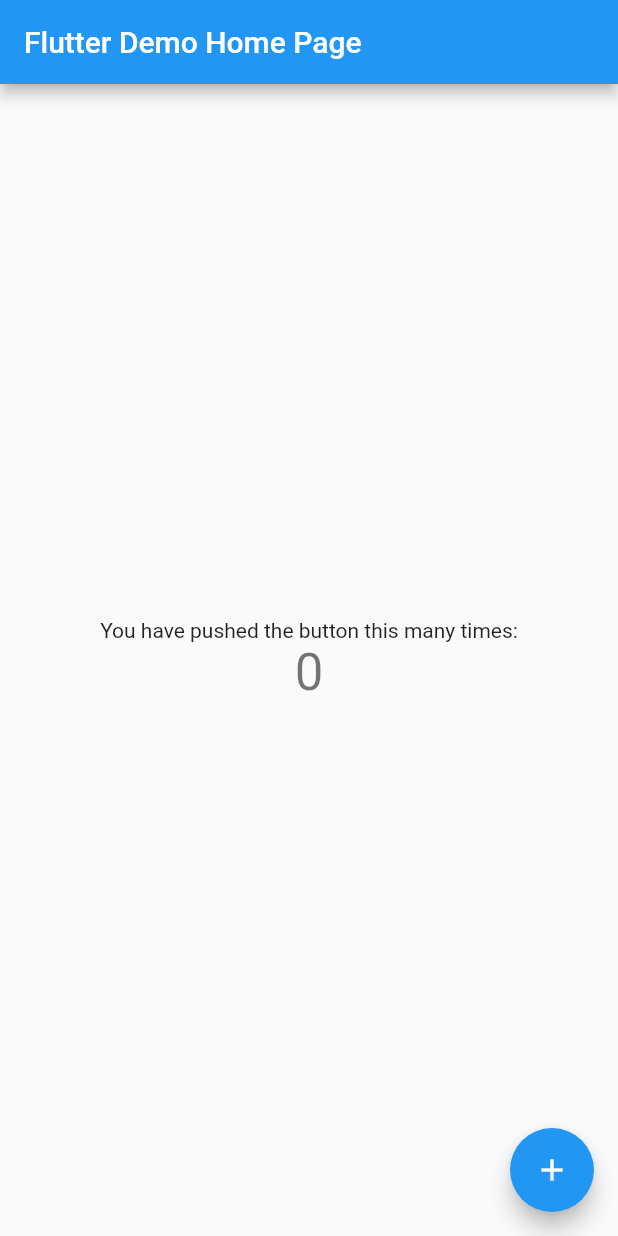
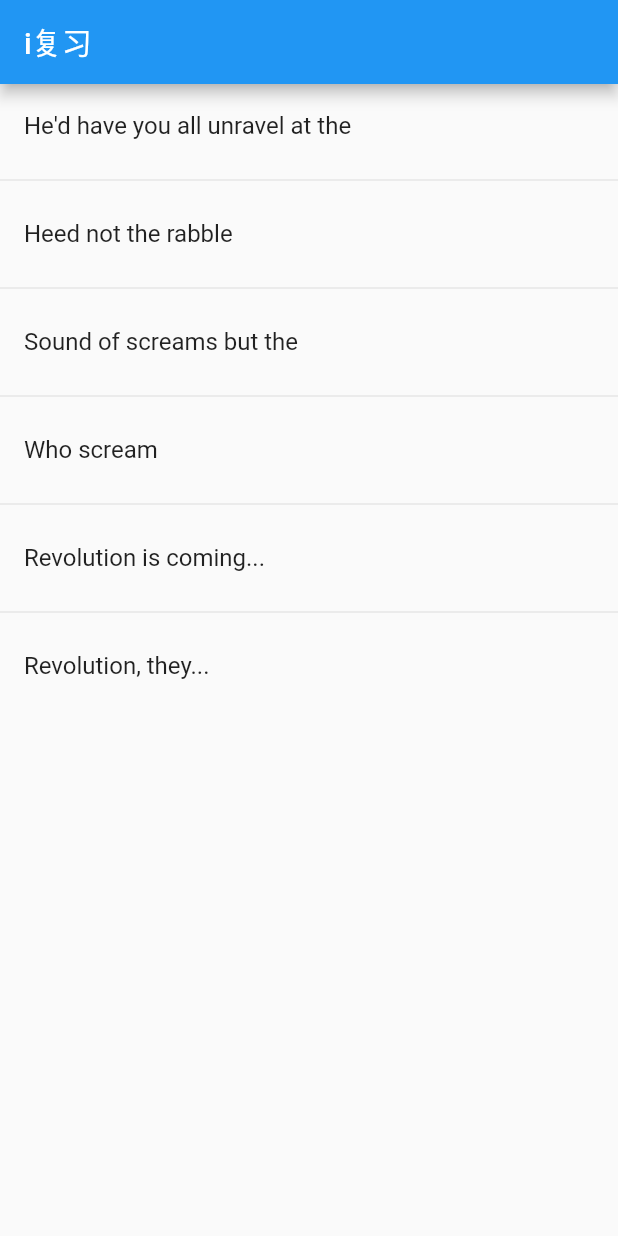
Before and after one commit to sunhang/ireview, a Flutter app: the screen it shows after launch, on a phone screen of 412 x 824 dp. Run offline on Flutter 3.47's test engine with Material 2 defaults, Android fonts, the phone set to English and light mode, and no system bars.

Commit message:
添加一些类

```diff
--- a/lib/main.dart
+++ b/lib/main.dart
@@ -1,4 +1,5 @@
 import 'package:flutter/material.dart';
+import 'DetailWidget.dart';
 
 void main() => runApp(MyApp());
 
@@ -7,7 +8,7 @@ class MyApp extends StatelessWidget {
   @override
   Widget build(BuildContext context) {
     return MaterialApp(
-      title: 'Flutter Demo',
+        title: 'i复习',
         theme: ThemeData(
           // This is the theme of your application.
           //
@@ -20,92 +21,87 @@ class MyApp extends StatelessWidget {
           // is not restarted.
           primarySwatch: Colors.blue,
         ),
-      home: MyHomePage(title: 'Flutter Demo Home Page'),
-    );
+        home: new MyHomePage(title: 'i复习'));
   }
 }
 
 class MyHomePage extends StatefulWidget {
   MyHomePage({Key key, this.title}) : super(key: key);
-
-  // This widget is the home page of your application. It is stateful, meaning
-  // that it has a State object (defined below) that contains fields that affect
-  // how it looks.
-
-  // This class is the configuration for the state. It holds the values (in this
-  // case the title) provided by the parent (in this case the App widget) and
-  // used by the build method of the State. Fields in a Widget subclass are
-  // always marked "final".
-
   final String title;
 
   @override
-  _MyHomePageState createState() => _MyHomePageState();
+  _MyHomePageState createState() => new _MyHomePageState();
 }
 
 class _MyHomePageState extends State<MyHomePage> {
-  int _counter = 0;
-
-  void _incrementCounter() {
-    setState(() {
-      // This call to setState tells the Flutter framework that something has
-      // changed in this State, which causes it to rerun the build method below
-      // so that the display can reflect the updated values. If we changed
-      // _counter without calling setState(), then the build method would not be
-      // called again, and so nothing would appear to happen.
-      _counter++;
-    });
-  }
+  bool isLargeScreen;
 
   @override
   Widget build(BuildContext context) {
-    // This method is rerun every time setState is called, for instance as done
-    // by the _incrementCounter method above.
-    //
-    // The Flutter framework has been optimized to make rerunning build methods
-    // fast, so that you can just rebuild anything that needs updating rather
-    // than having to individually change instances of widgets.
-    return Scaffold(
-      appBar: AppBar(
-        // Here we take the value from the MyHomePage object that was created by
-        // the App.build method, and use it to set our appbar title.
-        title: Text(widget.title),
+    return new Scaffold(
+        appBar: new AppBar(
+          title: new Text('i复习'),
         ),
-      body: Center(
-        // Center is a layout widget. It takes a single child and positions it
-        // in the middle of the parent.
-        child: Column(
-          // Column is also layout widget. It takes a list of children and
-          // arranges them vertically. By default, it sizes itself to fit its
-          // children horizontally, and tries to be as tall as its parent.
-          //
-          // Invoke "debug painting" (press "p" in the console, choose the
-          // "Toggle Debug Paint" action from the Flutter Inspector in Android
-          // Studio, or the "Toggle Debug Paint" command in Visual Studio Code)
-          // to see the wireframe for each widget.
-          //
-          // Column has various properties to control how it sizes itself and
-          // how it positions its children. Here we use mainAxisAlignment to
-          // center the children vertically; the main axis here is the vertical
-          // axis because Columns are vertical (the cross axis would be
-          // horizontal).
-          mainAxisAlignment: MainAxisAlignment.center,
+        body: new OrientationBuilder(builder: (context, orientation) {
+          print("width:${MediaQuery.of(context).size.width}");
+          //判断屏幕宽度
+          if (MediaQuery.of(context).size.width > 600) {
+            isLargeScreen = true;
+          } else {
+            isLargeScreen = false;
+          }
+
+          return new Row(
+            mainAxisSize: MainAxisSize.max,
             children: <Widget>[
-            Text(
-              'You have pushed the button this many times:',
-            ),
-            Text(
-              '$_counter',
-              style: Theme.of(context).textTheme.display1,
-            ),
+              new Expanded(child: new _ListWidget(itemSelectedCallback: (value) {
+                if (isLargeScreen) {
+                  setState(() {});
+                } else {
+                  Navigator.of(context)
+                      .push(new MaterialPageRoute(builder: (context) {
+                    return new DetailWidget(value);
+                  }));
+                }
+              })),
+              isLargeScreen
+                  ? new Expanded(child: new DetailWidget(1))
+                  : new Container()
             ],
-        ),
-      ),
-      floatingActionButton: FloatingActionButton(
-        onPressed: _incrementCounter,
-        tooltip: 'Increment',
-        child: Icon(Icons.add),
-      ), // This trailing comma makes auto-formatting nicer for build methods.
           );
+        }));
+  } //是否是大屏幕
+
+}
+
+var titles = [
+  'He\'d have you all unravel at the',
+  'Heed not the rabble',
+  'Sound of screams but the',
+  'Who scream',
+  'Revolution is coming...',
+  'Revolution, they...',
+];
+
+typedef Null ItemSelectedCallback(int value);
+
+//列表的Widget
+class _ListWidget extends StatelessWidget {
+  final ItemSelectedCallback itemSelectedCallback;
+
+  _ListWidget({@required this.itemSelectedCallback});
+
+  @override
+  Widget build(BuildContext context) {
+    return new ListView.separated(
+        itemCount: titles.length,
+        separatorBuilder: (BuildContext context, int index) => Divider(),
+        itemBuilder: (BuildContext context, int index) {
+          return new ListTile(
+              title: new Text(titles[index]),
+              onTap: () {
+                this.itemSelectedCallback(index);
+              });
+        });
   }
 }
```
Also changed, not shown: lib/DetailWidget.dart (added, +21 -0 lines), lib/LinearEquation.dart (added, +24 -0 lines), pubspec.lock (deleted), 1 other file. Lines whose indentation alone changed are shown as unchanged.
